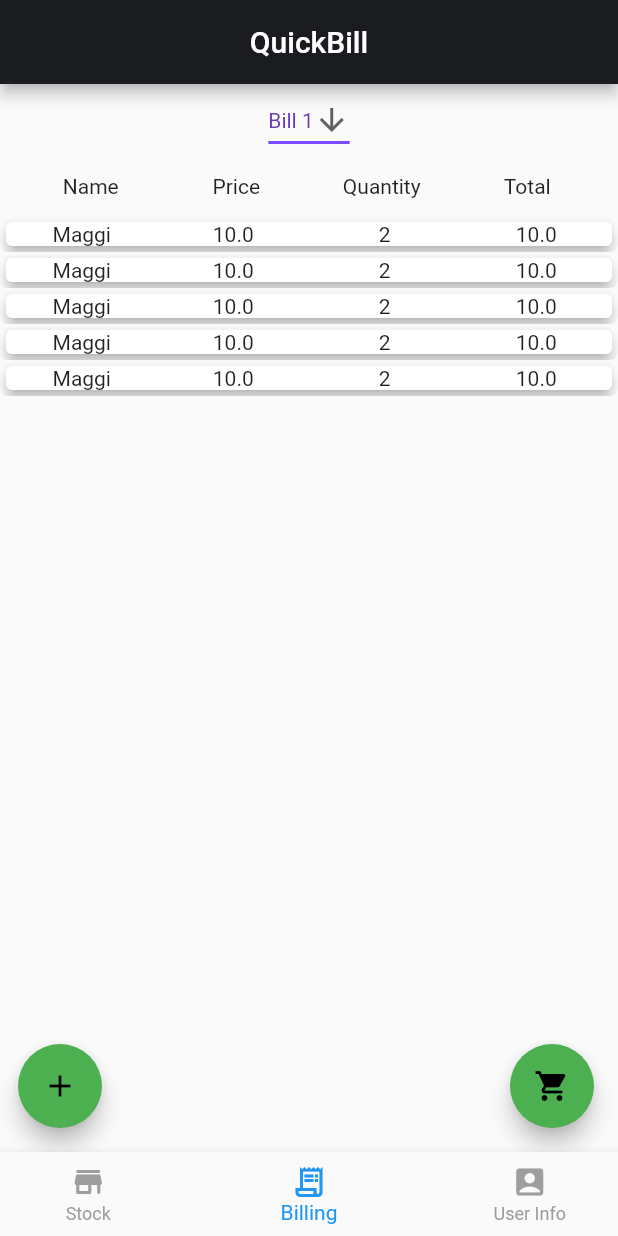
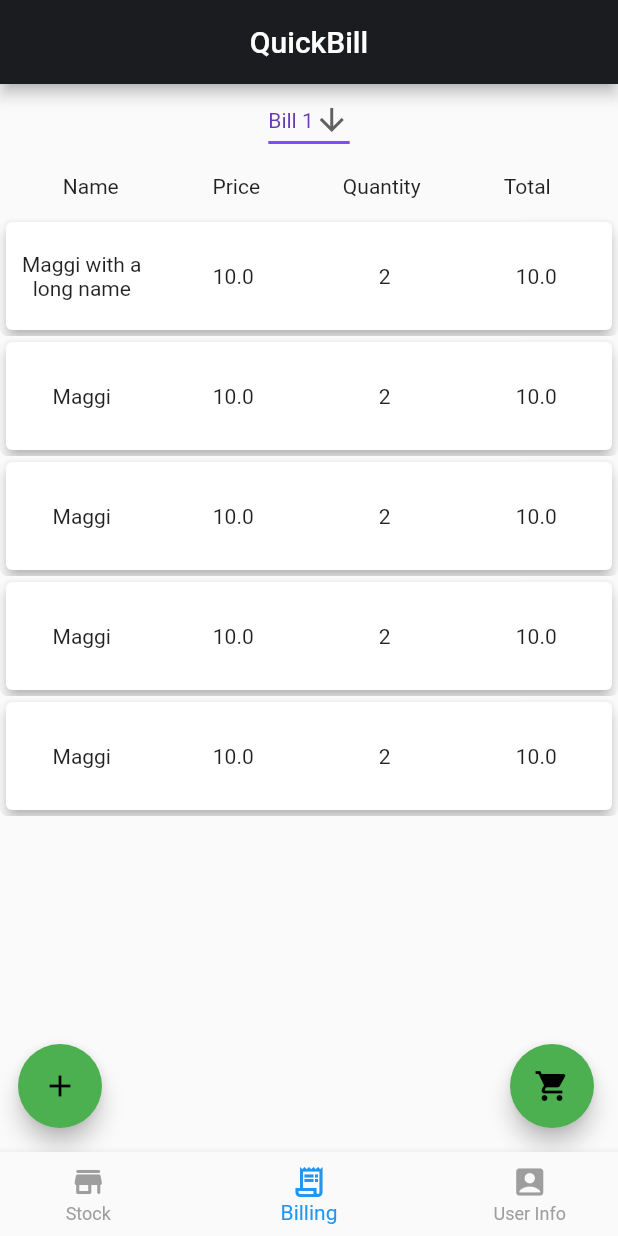
Before and after one commit to Eshaan-B/Shooper, a Flutter app: the screen it shows after launch, on a phone screen of 412 x 824 dp. Run offline on Flutter 3.47's test engine with Material 2 defaults, Android fonts, the phone set to English and light mode, and no system bars; missing offline and left inert: flutter_barcode_scanner.

Commit message:
Card in billing Beautifies

```diff
--- a/lib/providers/ProductProvider.dart
+++ b/lib/providers/ProductProvider.dart
@@ -6,7 +6,12 @@ import 'product.dart';
 class ProductProvider with ChangeNotifier {
   List<Product> _productItems = [];
   List<BillItem> _billItems = [
-    BillItem(id: '000', quantity: 2, name: 'Maggi', price: 10, totalAmount: 10),
+    BillItem(
+        id: '000',
+        quantity: 2,
+        name: 'Maggi with a long name',
+        price: 10,
+        totalAmount: 10),
     BillItem(id: '000', quantity: 2, name: 'Maggi', price: 10, totalAmount: 10),
     BillItem(id: '000', quantity: 2, name: 'Maggi', price: 10, totalAmount: 10),
     BillItem(id: '000', quantity: 2, name: 'Maggi', price: 10, totalAmount: 10),
--- a/lib/widgets/BillItemWidget.dart
+++ b/lib/widgets/BillItemWidget.dart
@@ -5,13 +5,14 @@ import '../providers/ProductProvider.dart';
 import '../providers/billItem.dart';
 
 class BillItemWidget extends StatelessWidget {
-
   @override
   Widget build(BuildContext context) {
     final item = Provider.of<BillItem>(context);
     return Container(
         child: ClipRRect(
       borderRadius: BorderRadius.circular(5),
+      child: Container(
+        height: 80,
         child: Card(
           elevation: 4,
           child: Row(
@@ -19,6 +20,8 @@ class BillItemWidget extends StatelessWidget {
               Expanded(
                 child: Text(
                   item.name,
+                  maxLines: 3,
+                  overflow: TextOverflow.ellipsis,
                   textAlign: TextAlign.center,
                 ),
               ),
@@ -43,6 +46,7 @@ class BillItemWidget extends StatelessWidget {
             ],
           ),
         ),
+      ),
     ));
   }
 }
```
Lines whose indentation alone changed are shown as unchanged.
